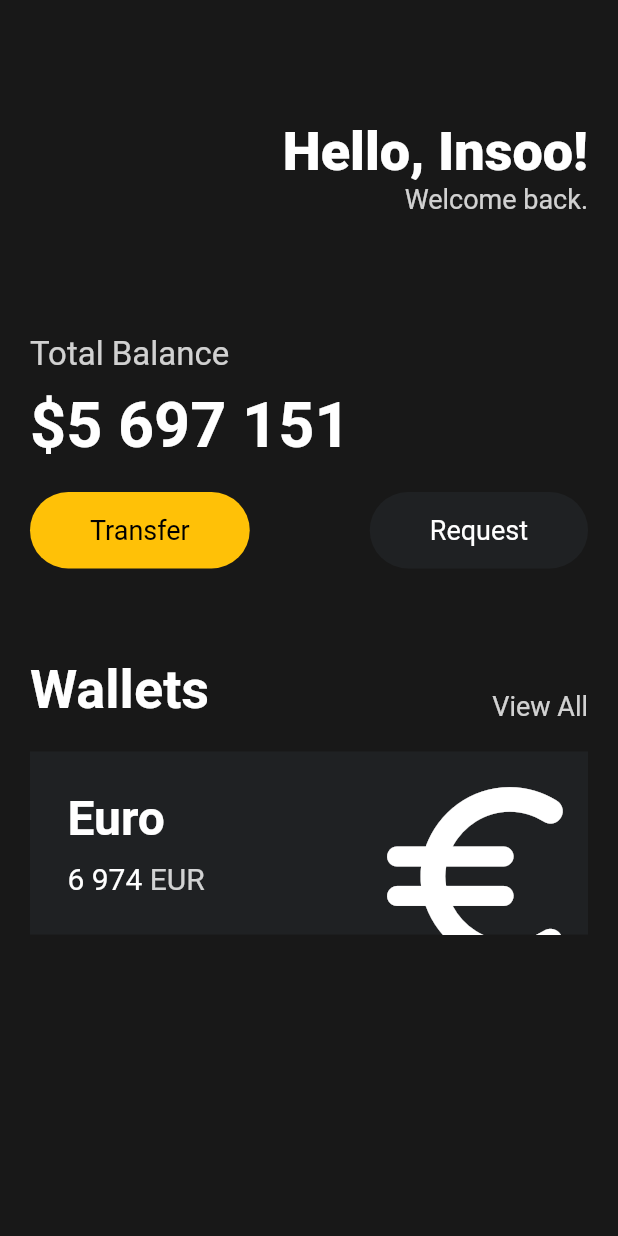
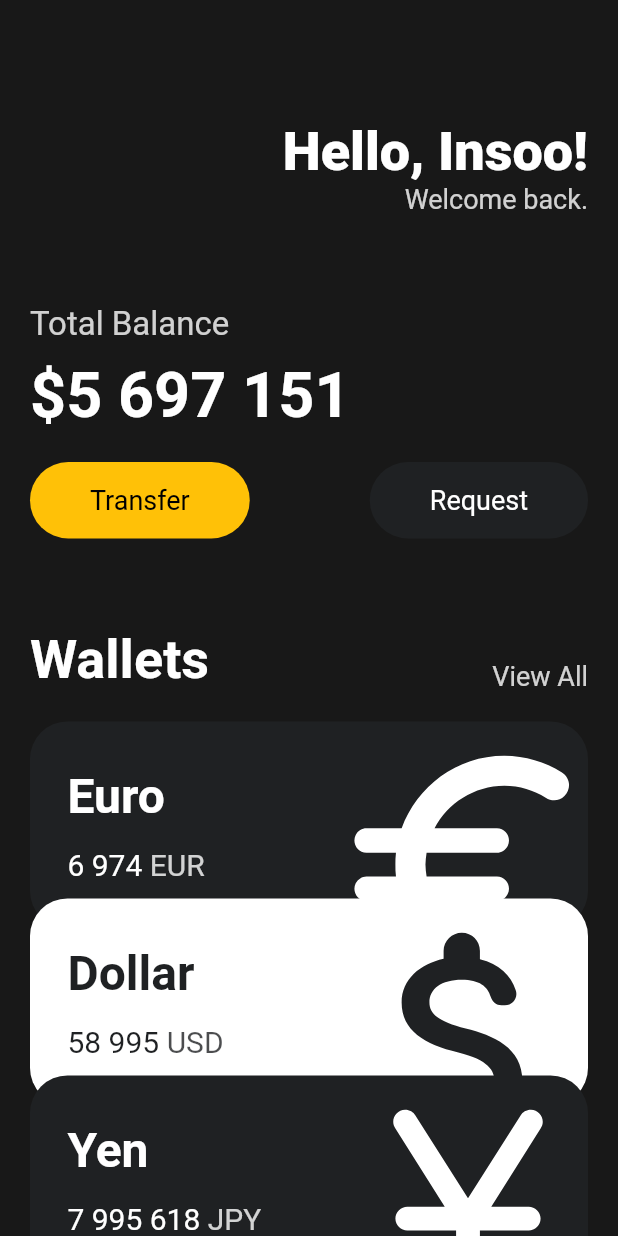
Before and after one commit to MaccBass/Flutter, a Flutter app: the screen it shows after launch, on a phone screen of 412 x 824 dp. Run offline on Flutter 3.47's test engine with Material 2 defaults, Android fonts, the phone set to English and light mode, and no system bars.

Commit message:
modified:   exrate/build/7449af018a23ac727800ee791846b26e.cache.dill.track.dill 	modified:   exrate/build/c08fbf61d83fcdb66c6e55cde0dbfcb4/gen_dart_plugin_registrant.stamp 	modified:   exrate/lib/main.dart 	new file:   exrate/lib/widgets/currency_card.dart

```diff
--- a/exrate/lib/main.dart
+++ b/exrate/lib/main.dart
@@ -1,6 +1,7 @@
 import 'package:flutter/cupertino.dart';
 import 'package:flutter/material.dart';
 import 'widgets/button.dart';
+import 'widgets/currency_card.dart';
 
 void main() {
   runApp(const App());
@@ -14,7 +15,8 @@
     return MaterialApp(
       home: Scaffold(
         backgroundColor: const Color(0xFF181818),
-        body: Padding(
+        body: SingleChildScrollView(
+          child: Padding(
             padding: const EdgeInsets.symmetric(horizontal: 20),
             child: Column(
               crossAxisAlignment: CrossAxisAlignment.start,
@@ -43,7 +45,7 @@
                   ],
                 ),
                 const SizedBox(
-                height: 80,
+                  height: 60,
                 ),
                 Text(
                   'Total Balance',
@@ -101,67 +103,32 @@
                   ],
                 ),
                 const SizedBox(height: 20),
-              Container(
-                clipBehavior: Clip.hardEdge,
-                decoration: const BoxDecoration(
-                  color: Color(0xFF1F2123),
+                const CurrencyCard(
+                  name: 'Euro',
+                  code: 'EUR',
+                  amount: '6 974',
+                  icon: Icons.euro_rounded,
+                  isInverted: false,
+                  order: 1,
                 ),
-                child: Padding(
-                  padding: const EdgeInsets.all(25),
-                  child: Row(
-                    mainAxisAlignment: MainAxisAlignment.spaceBetween,
-                    children: [
-                      Column(
-                        crossAxisAlignment: CrossAxisAlignment.start,
-                        children: [
-                          const Text(
-                            'Euro',
-                            style: TextStyle(
-                                color: Colors.white,
-                                fontSize: 32,
-                                fontWeight: FontWeight.w600),
+                const CurrencyCard(
+                  name: 'Dollar',
+                  code: 'USD',
+                  amount: '58 995',
+                  icon: Icons.attach_money_rounded,
+                  isInverted: true,
+                  order: 2,
                 ),
-                          const SizedBox(
-                            height: 10,
-                          ),
-                          Row(
-                            children: [
-                              const Text(
-                                '6 974',
-                                style: TextStyle(
-                                  color: Colors.white,
-                                  fontSize: 20,
-                                ),
-                              ),
-                              const SizedBox(
-                                width: 5,
-                              ),
-                              Text(
-                                'EUR',
-                                style: TextStyle(
-                                    color: Colors.white.withOpacity(0.8),
-                                    fontSize: 20),
+                const CurrencyCard(
+                  name: 'Yen',
+                  code: 'JPY',
+                  amount: '7 995 618',
+                  icon: Icons.currency_yen_rounded,
+                  isInverted: false,
+                  order: 3,
                 ),
               ],
             ),
-                        ],
-                      ),
-                      Transform.scale(
-                        scale: 2.2,
-                        child: Transform.translate(
-                          offset: const Offset(-5, 10),
-                          child: const Icon(
-                            Icons.euro_rounded,
-                            color: Colors.white,
-                            size: 72,
-                          ),
-                        ),
-                      ),
-                    ],
-                  ),
-                ),
-              ),
-            ],
           ),
         ),
       ),
--- /dev/null
+++ b/exrate/lib/widgets/currency_card.dart
@@ -0,0 +1,88 @@
+import 'package:flutter/material.dart';
+
+class CurrencyCard extends StatelessWidget {
+  final String name, code, amount;
+  final IconData icon;
+  final bool isInverted;
+  final int order;
+
+  final _black = const Color(0xFF1F2123);
+
+  const CurrencyCard(
+      {super.key,
+      required this.name,
+      required this.code,
+      required this.amount,
+      required this.icon,
+      required this.isInverted,
+      required this.order});
+
+  @override
+  Widget build(BuildContext context) {
+    return Transform.translate(
+      offset: Offset(0, (-20 * (order - 1))),
+      child: Container(
+        clipBehavior: Clip.hardEdge,
+        decoration: BoxDecoration(
+            color: isInverted ? Colors.white : _black,
+            borderRadius: BorderRadius.circular(25)),
+        child: Padding(
+          padding: const EdgeInsets.all(25),
+          child: Row(
+            mainAxisAlignment: MainAxisAlignment.spaceBetween,
+            children: [
+              Column(
+                crossAxisAlignment: CrossAxisAlignment.start,
+                children: [
+                  Text(
+                    name,
+                    style: TextStyle(
+                        color: isInverted ? _black : Colors.white,
+                        fontSize: 32,
+                        fontWeight: FontWeight.w600),
+                  ),
+                  const SizedBox(
+                    height: 15,
+                  ),
+                  Row(
+                    children: [
+                      Text(
+                        amount,
+                        style: TextStyle(
+                          color: isInverted ? _black : Colors.white,
+                          fontSize: 20,
+                        ),
+                      ),
+                      const SizedBox(
+                        width: 5,
+                      ),
+                      Text(
+                        code,
+                        style: TextStyle(
+                            color: isInverted
+                                ? _black.withOpacity(0.8)
+                                : Colors.white.withOpacity(0.8),
+                            fontSize: 20),
+                      ),
+                    ],
+                  ),
+                ],
+              ),
+              Transform.scale(
+                scale: 2.2,
+                child: Transform.translate(
+                  offset: const Offset(-5, 12),
+                  child: Icon(
+                    icon,
+                    color: isInverted ? _black : Colors.white,
+                    size: 88,
+                  ),
+                ),
+              ),
+            ],
+          ),
+        ),
+      ),
+    );
+  }
+}
```
Also changed, not shown: 1 other file. Lines whose indentation alone changed are shown as unchanged.
